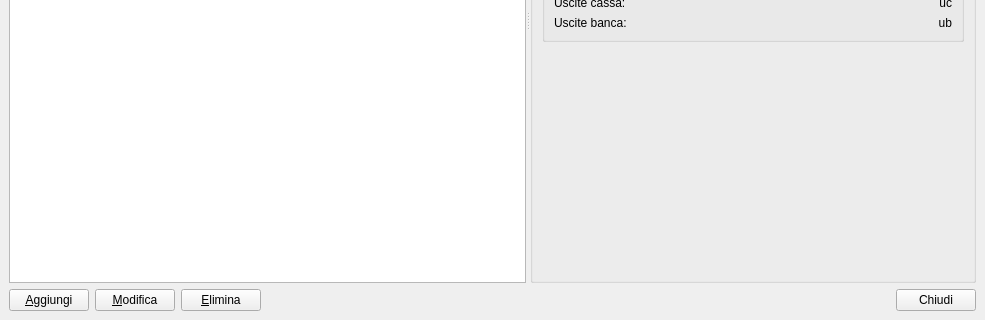
Above: modulePrimaNota/primanotawindow.ui from kvsd/Gestionale before the change; both pictures show x 0 to 985 and y 281 to 601 of the 985 by 601 pixel window. Below: the same form after it.
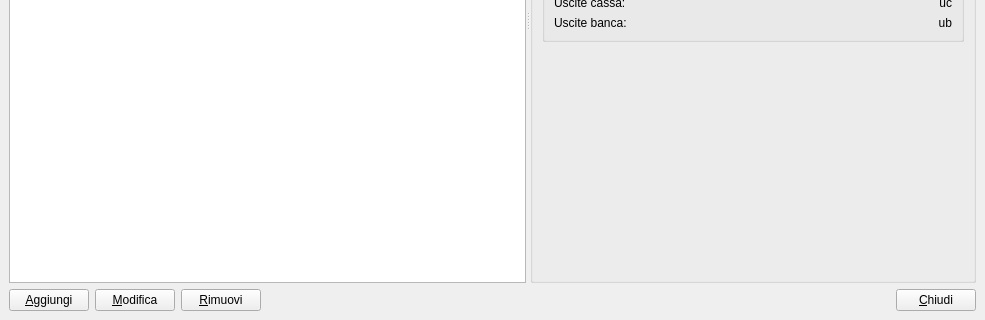
That is the form after the change.

What changed in the file:
```diff
--- a/modulePrimaNota/primanotawindow.ui
+++ b/modulePrimaNota/primanotawindow.ui
@@ -274,7 +274,7 @@
       <item>
        <widget class="QPushButton" name="deleteButton">
         <property name="text">
-         <string>&amp;Elimina</string>
+         <string>&amp;Rimuovi</string>
         </property>
        </widget>
       </item>
@@ -294,7 +294,7 @@
       <item>
        <widget class="QPushButton" name="closeButton">
         <property name="text">
-         <string>Chiudi</string>
+         <string>&amp;Chiudi</string>
         </property>
        </widget>
       </item>
```
